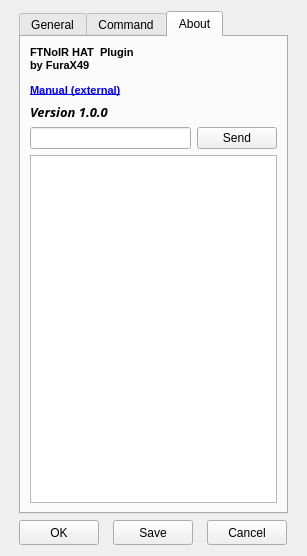
First picture: the form in ftnoir_tracker_hatire/ftnoir_hatcontrols.ui, repository opentrack/opentrack, before the edit.
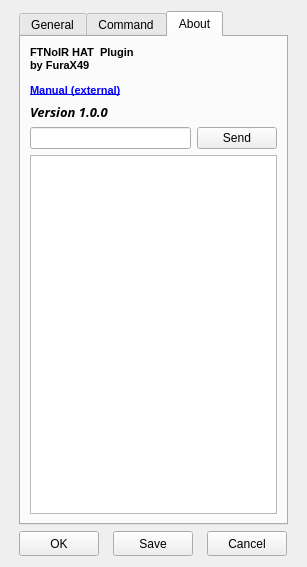
Second picture: the form after the edit. The open tabs and pages were chosen to show the change. Icons and pictures are not drawn.

Commit message: resize hatire dialog not to look cramped on Linux

Diff of the .ui file:
```diff
--- a/ftnoir_tracker_hatire/ftnoir_hatcontrols.ui
+++ b/ftnoir_tracker_hatire/ftnoir_hatcontrols.ui
@@ -7,7 +7,7 @@
     <x>0</x>
     <y>0</y>
     <width>307</width>
-    <height>509</height>
+    <height>567</height>
    </rect>
   </property>
   <property name="minimumSize">
@@ -1030,45 +1030,6 @@
        <string>About</string>
       </attribute>
       <layout class="QGridLayout" name="gridLayout_4">
-       <item row="0" column="0">
-        <widget class="QLabel" name="label_info_2">
-         <property name="text">
-          <string>&lt;!DOCTYPE HTML PUBLIC &quot;-//W3C//DTD HTML 4.0//EN&quot; &quot;http://www.w3.org/TR/REC-html40/strict.dtd&quot;&gt;
-&lt;html&gt;&lt;head&gt;&lt;meta name=&quot;qrichtext&quot; content=&quot;1&quot; /&gt;&lt;style type=&quot;text/css&quot;&gt;
-p, li { white-space: pre-wrap; }
-&lt;/style&gt;&lt;/head&gt;&lt;body style=&quot; font-family:'MS Shell Dlg 2'; font-size:8.25pt; font-weight:400; font-style:normal;&quot;&gt;
-&lt;p style=&quot; margin-top:12px; margin-bottom:12px; margin-left:0px; margin-right:0px; -qt-block-indent:0; text-indent:0px;&quot;&gt;&lt;span style=&quot; font-size:8pt; font-weight:600;&quot;&gt;FTNoIR HAT  Plugin&lt;br /&gt;by FuraX49&lt;/span&gt;&lt;/p&gt;
-&lt;p style=&quot; margin-top:12px; margin-bottom:12px; margin-left:0px; margin-right:0px; -qt-block-indent:0; text-indent:0px;&quot;&gt;&lt;a href=&quot;http://hatire.sourceforge.net/&quot;&gt;&lt;span style=&quot; font-size:8pt; font-weight:600; text-decoration: underline; color:#0000ff;&quot;&gt;Manual (external)&lt;/span&gt;&lt;/a&gt;&lt;/p&gt;&lt;/body&gt;&lt;/html&gt;</string>
-         </property>
-         <property name="openExternalLinks">
-          <bool>true</bool>
-         </property>
-        </widget>
-       </item>
-       <item row="0" column="1" rowspan="2" colspan="2">
-        <widget class="QPushButton" name="btn_icone">
-         <property name="autoFillBackground">
-          <bool>false</bool>
-         </property>
-         <property name="text">
-          <string/>
-         </property>
-         <property name="icon">
-          <iconset>
-           <normalon>:/images/hat_logo.png</normalon>
-          </iconset>
-         </property>
-         <property name="iconSize">
-          <size>
-           <width>128</width>
-           <height>128</height>
-          </size>
-         </property>
-         <property name="flat">
-          <bool>true</bool>
-         </property>
-        </widget>
-       </item>
        <item row="1" column="0">
         <widget class="QLabel" name="label_version">
          <property name="font">
@@ -1123,6 +1084,45 @@
          </property>
         </widget>
        </item>
+       <item row="0" column="2" rowspan="2">
+        <widget class="QPushButton" name="btn_icone">
+         <property name="autoFillBackground">
+          <bool>false</bool>
+         </property>
+         <property name="text">
+          <string/>
+         </property>
+         <property name="icon">
+          <iconset>
+           <normalon>:/images/hat_logo.png</normalon>
+          </iconset>
+         </property>
+         <property name="iconSize">
+          <size>
+           <width>128</width>
+           <height>128</height>
+          </size>
+         </property>
+         <property name="flat">
+          <bool>true</bool>
+         </property>
+        </widget>
+       </item>
+       <item row="0" column="0" colspan="2">
+        <widget class="QLabel" name="label_info_2">
+         <property name="text">
+          <string>&lt;!DOCTYPE HTML PUBLIC &quot;-//W3C//DTD HTML 4.0//EN&quot; &quot;http://www.w3.org/TR/REC-html40/strict.dtd&quot;&gt;
+&lt;html&gt;&lt;head&gt;&lt;meta name=&quot;qrichtext&quot; content=&quot;1&quot; /&gt;&lt;style type=&quot;text/css&quot;&gt;
+p, li { white-space: pre-wrap; }
+&lt;/style&gt;&lt;/head&gt;&lt;body style=&quot; font-family:'MS Shell Dlg 2'; font-size:8.25pt; font-weight:400; font-style:normal;&quot;&gt;
+&lt;p style=&quot; margin-top:12px; margin-bottom:12px; margin-left:0px; margin-right:0px; -qt-block-indent:0; text-indent:0px;&quot;&gt;&lt;span style=&quot; font-size:8pt; font-weight:600;&quot;&gt;FTNoIR HAT  Plugin&lt;br /&gt;by FuraX49&lt;/span&gt;&lt;/p&gt;
+&lt;p style=&quot; margin-top:12px; margin-bottom:12px; margin-left:0px; margin-right:0px; -qt-block-indent:0; text-indent:0px;&quot;&gt;&lt;a href=&quot;http://hatire.sourceforge.net/&quot;&gt;&lt;span style=&quot; font-size:8pt; font-weight:600; text-decoration: underline; color:#0000ff;&quot;&gt;Manual (external)&lt;/span&gt;&lt;/a&gt;&lt;/p&gt;&lt;/body&gt;&lt;/html&gt;</string>
+         </property>
+         <property name="openExternalLinks">
+          <bool>true</bool>
+         </property>
+        </widget>
+       </item>
       </layout>
      </widget>
     </widget>
```
Left out of the diff: 38 changed lines with no effect on the pictures.
